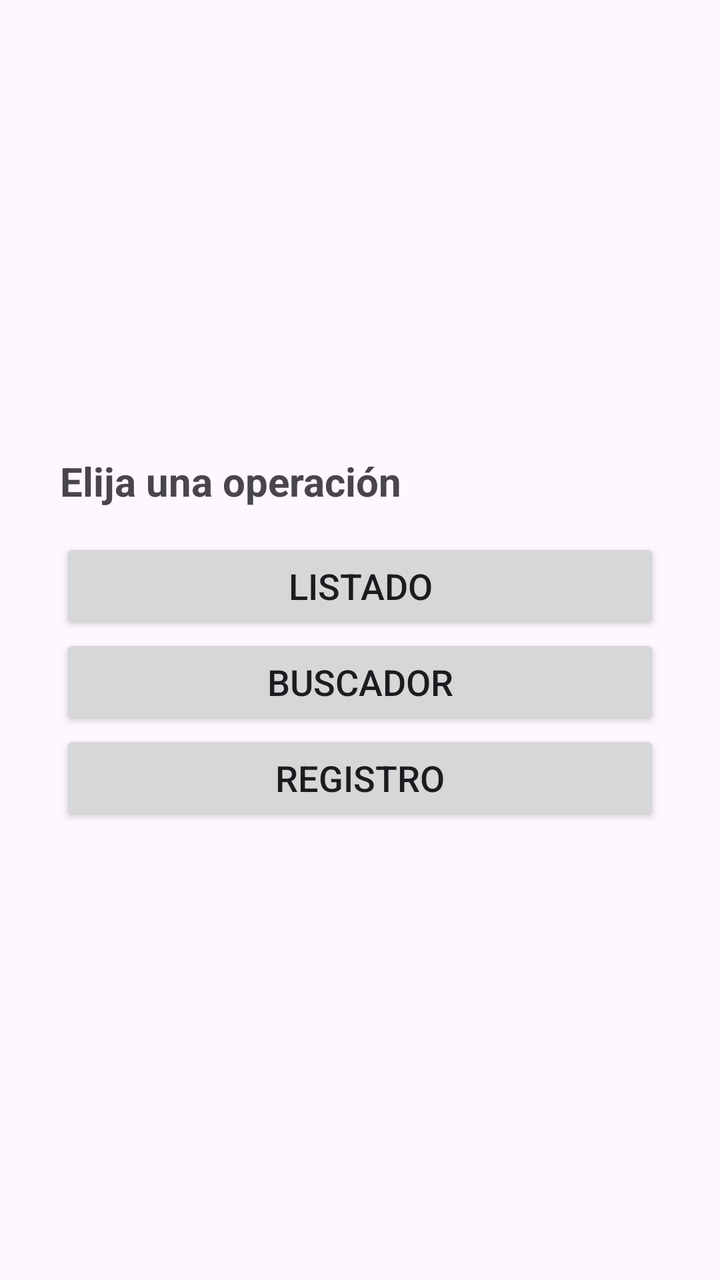
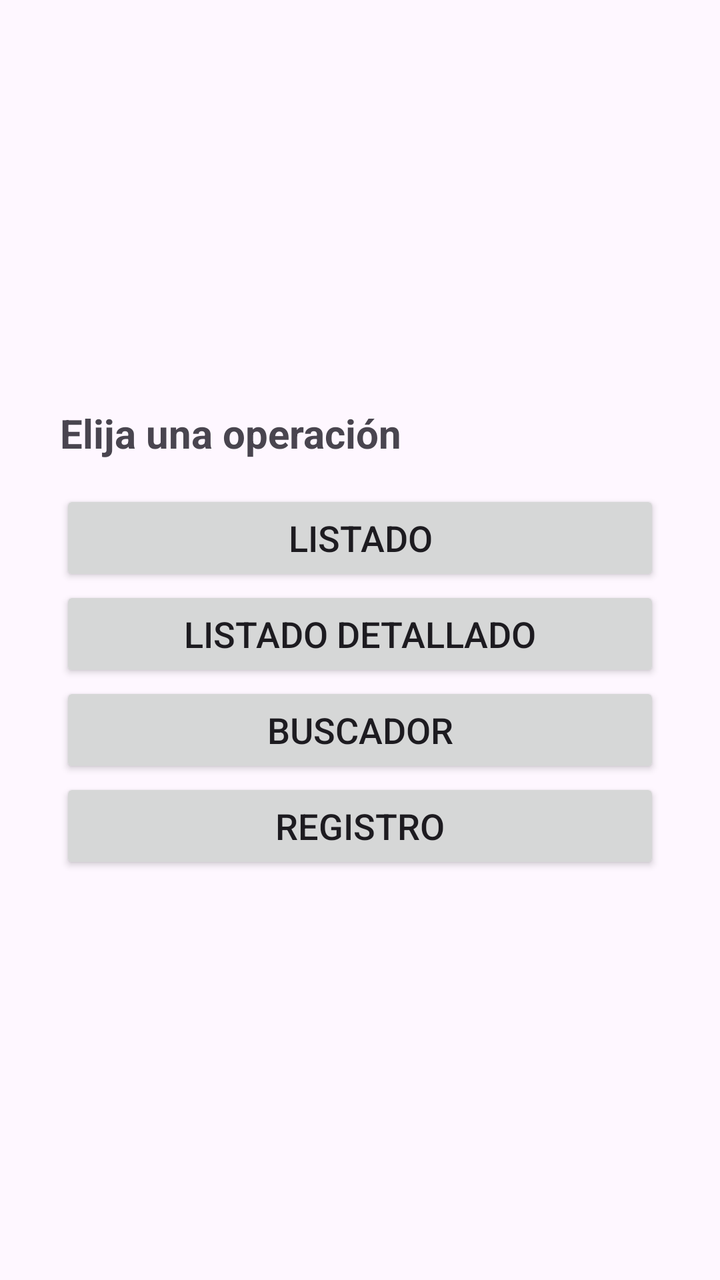

Compare the two renders of this Android layout. The source of the first and the diff that turns it into the second are given below.
<!-- AndroidManifest.xml: application theme Theme.SINFO -->
<!-- res/layout/activity_index.xml -->
<?xml version="1.0" encoding="utf-8"?>
<LinearLayout xmlns:app="http://schemas.android.com/apk/res-auto"
    xmlns:tools="http://schemas.android.com/tools"
    xmlns:android="http://schemas.android.com/apk/res/android"
    android:id="@+id/main"
    android:orientation="vertical"
    android:padding="30dp"
    android:gravity="center"
    android:layout_width="match_parent"
    android:layout_height="match_parent"
    tools:context=".index">

    <TextView
        android:textAlignment="center"
        android:textStyle="bold"
        android:textSize="20dp"
        android:text="Elija una operación"
        android:layout_width="match_parent"
        android:layout_height="wrap_content"/>

    <Button
        android:id="@+id/btnListado"
        android:layout_marginTop="15dp"
        android:textSize="18dp"
        android:text="Listado"
        android:layout_width="match_parent"
        android:layout_height="wrap_content"/>
    <Button
        android:id="@+id/btnBuscador"
        android:textSize="18dp"
        android:text="Buscador"
        android:layout_width="match_parent"
        android:layout_height="wrap_content"/>
    <Button
        android:id="@+id/btnRegistro"
        android:textSize="18dp"
        android:text="Registro"
        android:layout_width="match_parent"
        android:layout_height="wrap_content"/>

</LinearLayout>
<!-- resources referenced by this layout -->
<resources>
  <style name="Theme.SINFO" parent="Base.Theme.SINFO" />
  <style name="Base.Theme.SINFO" parent="Theme.Material3.DayNight.NoActionBar">
          
          
      </style>
</resources>

<!-- the commit's change to res/layout/activity_index.xml (unified diff, before → after) -->
@@ -25,6 +25,14 @@
         android:text="Listado"
         android:layout_width="match_parent"
         android:layout_height="wrap_content"/>
+
+    <Button
+        android:id="@+id/btnListadoExtra"
+        android:textSize="18dp"
+        android:text="Listado Detallado"
+        android:layout_width="match_parent"
+        android:layout_height="wrap_content"/>
+
     <Button
         android:id="@+id/btnBuscador"
         android:textSize="18dp"
